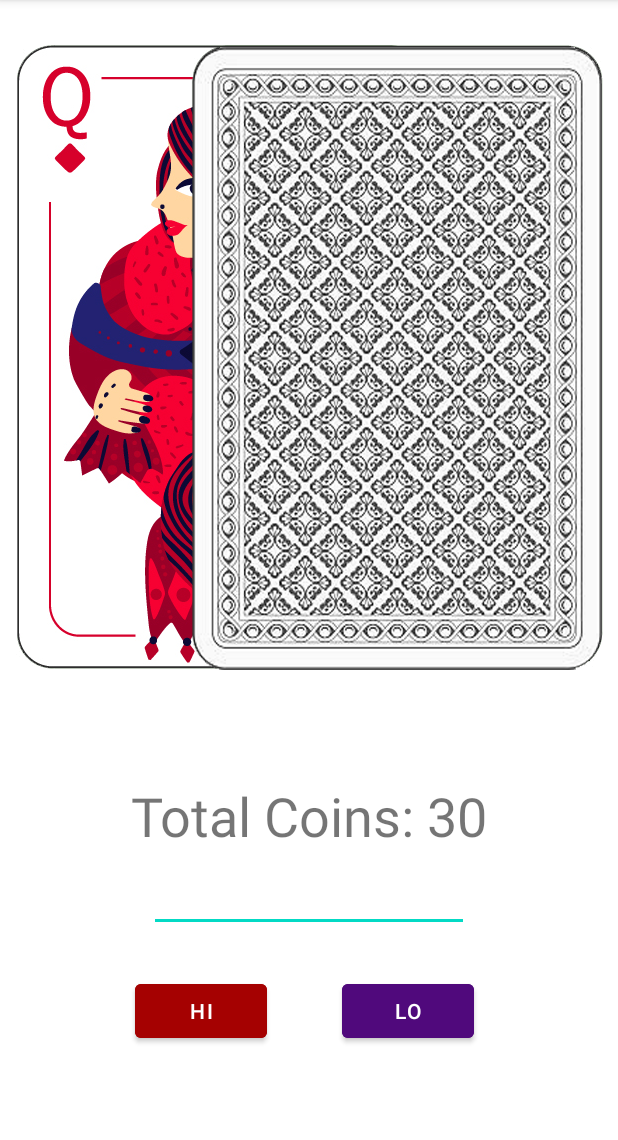
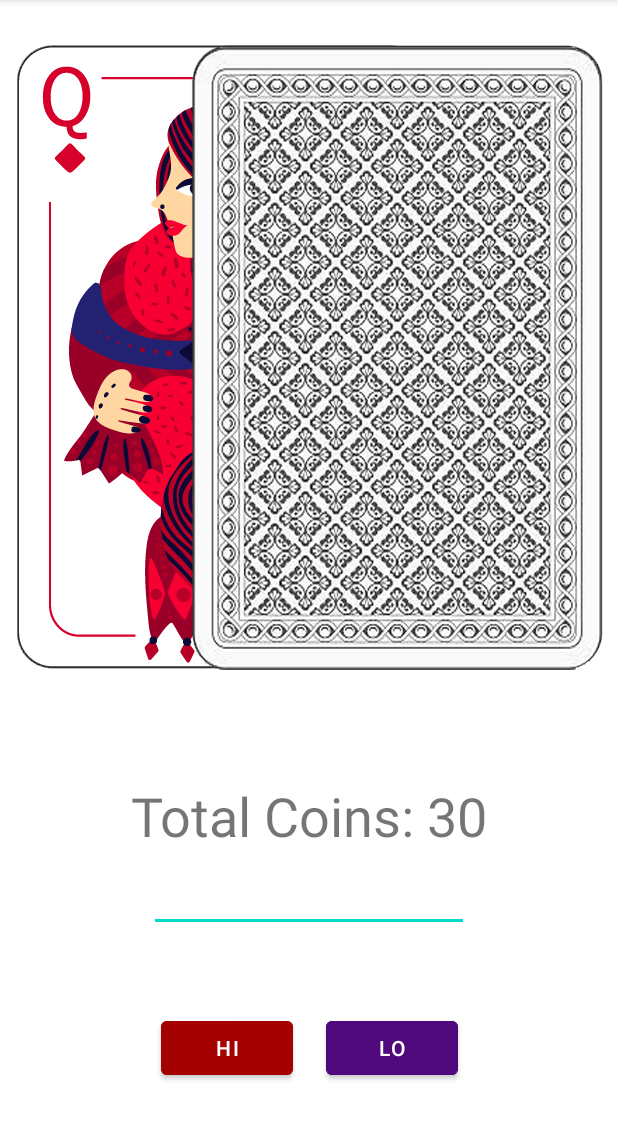
Before and after one commit to Viktorjb/AndroidCardGame, an Android app: the SecondActivity screen opened directly, with no data from a screen before it, on a phone screen of 412 x 824 dp, the part 84-1224 px from its top. Run offline under Robolectric (Android 15) with nearby library versions, the phone set to English and light mode, and no system bars.

Commit message:
finishing up

```diff
--- a/app/src/main/java/com/example/androidcardgame/SecondActivity.kt
+++ b/app/src/main/java/com/example/androidcardgame/SecondActivity.kt
@@ -57,10 +57,7 @@ class SecondActivity : AppCompatActivity() {
 
         // To here
 
-        //TO DO: Make game lost if coins hit 0, DONE
-        //       Make game look nicer and make sure it works for different screen sizes
-        //       Add animations of some sort?
-        //       Add high-scores? REPLACE WITH RULES// Add rules
+
 
     }
 
@@ -71,10 +68,17 @@ class SecondActivity : AppCompatActivity() {
             return
         }
 
+        //If there's nothing, or letters, entered
         if (enterCoins.text.toString().toIntOrNull() == null){ //If there are no coins entered
             Toast.makeText(applicationContext, "Please enter coins", Toast.LENGTH_SHORT).show()
             return
         }
+        //If trying to bet more coins than you have
+        if (enterCoins.text.toString().toIntOrNull()!! > coins){
+            Toast.makeText(applicationContext,"You can't bet that much",Toast.LENGTH_SHORT).show()
+            return
+        }
+
         showCardFront(2) // reveal hidden card, and check if bet is "won"
         if (guess == "hi" && c1.number < c2.number || guess == "lo" && c1.number > c2.number){
             addCoins((enterCoins.text.toString().toInt() / 2) + 1)
--- a/app/src/main/res/layout/activity_second.xml
+++ b/app/src/main/res/layout/activity_second.xml
@@ -32,23 +32,25 @@
         android:id="@+id/hiButton"
         android:layout_width="wrap_content"
         android:layout_height="wrap_content"
-        android:layout_marginStart="90dp"
-        android:layout_marginBottom="70dp"
+        android:layout_marginEnd="110dp"
+        android:layout_marginBottom="45dp"
         android:backgroundTint="#A50101"
         android:text="Hi"
         app:layout_constraintBottom_toBottomOf="parent"
+        app:layout_constraintEnd_toEndOf="parent"
         app:layout_constraintStart_toStartOf="parent" />
 
     <Button
         android:id="@+id/loButton"
         android:layout_width="wrap_content"
         android:layout_height="wrap_content"
-        android:layout_marginStart="50dp"
-        android:layout_marginBottom="70dp"
+        android:layout_marginStart="110dp"
+        android:layout_marginBottom="45dp"
         android:backgroundTint="#50097C"
         android:text="Lo"
         app:layout_constraintBottom_toBottomOf="parent"
-        app:layout_constraintStart_toEndOf="@+id/hiButton" />
+        app:layout_constraintEnd_toEndOf="parent"
+        app:layout_constraintStart_toStartOf="parent" />
 
     <ImageView
         android:id="@+id/card1imageView"
```
